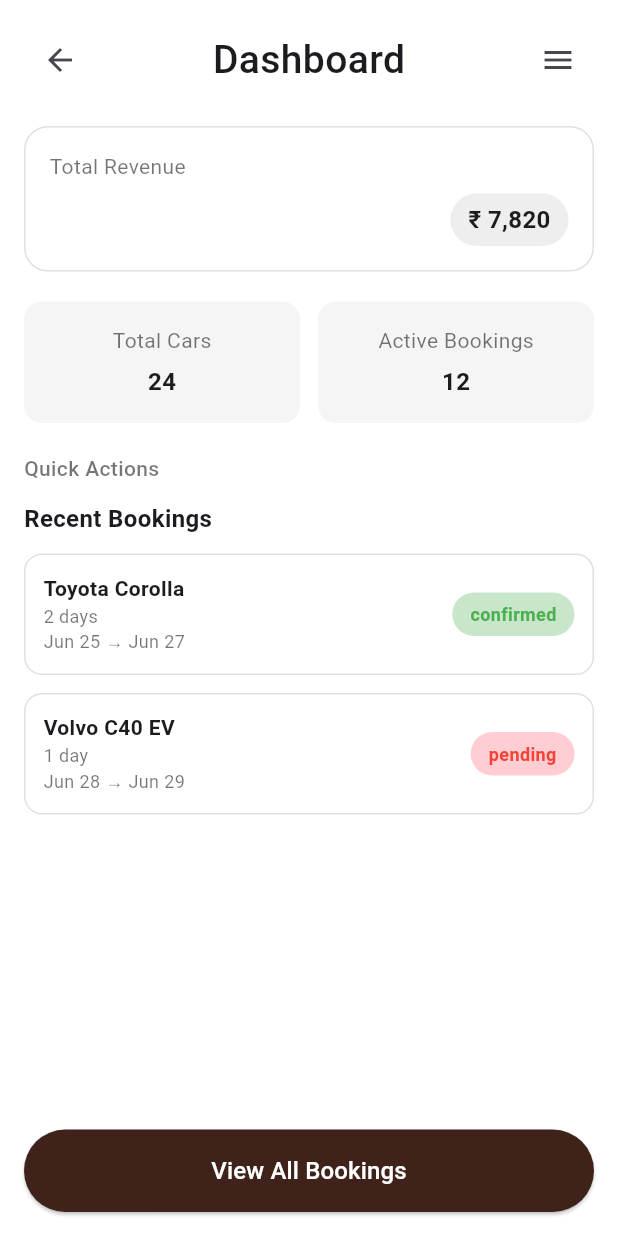
After one commit to Deep-Kacha/Car_Rent_App, a Flutter app: the DashboardPage screen opened directly, on a phone screen of 412 x 824 dp. The commit adds this screen. Run offline on Flutter 3.47's test engine with Material 3 defaults, Android fonts, the phone set to English and light mode, and no system bars.

Commit message:
Create A Dashboard Page

```diff
--- /dev/null
+++ b/car_rental_project/lib/AdminScreen/DashBoard.dart
@@ -0,0 +1,229 @@
+import 'package:flutter/material.dart';
+
+class DashboardPage extends StatelessWidget {
+  const DashboardPage({Key? key}) : super(key: key);
+
+  @override
+  Widget build(BuildContext context) {
+    return Scaffold(
+      backgroundColor: Colors.white,
+      body: SafeArea(
+        child: Padding(
+          padding: const EdgeInsets.all(16),
+          child: Column(
+            crossAxisAlignment: CrossAxisAlignment.start,
+            children: [
+              // Top bar
+              Row(
+                mainAxisAlignment: MainAxisAlignment.spaceBetween,
+                children: [
+                  IconButton(
+                    icon: const Icon(Icons.arrow_back),
+                    onPressed: () => Navigator.pop(context),
+                  ),
+                  const Text(
+                    "Dashboard",
+                    style: TextStyle(fontSize: 26, fontWeight: FontWeight.w500),
+                  ),
+                  IconButton(icon: const Icon(Icons.menu), onPressed: () {}),
+                ],
+              ),
+
+              const SizedBox(height: 20),
+
+              // Total Revenue Card
+              Container(
+                width: double.infinity,
+                padding: const EdgeInsets.all(16),
+                decoration: BoxDecoration(
+                  color: Colors.white,
+                  borderRadius: BorderRadius.circular(16),
+                  border: Border.all(color: Colors.grey.shade300),
+                ),
+                child: Column(
+                  crossAxisAlignment: CrossAxisAlignment.start,
+                  children: [
+                    const Text(
+                      "Total Revenue",
+                      style: TextStyle(fontSize: 14, color: Colors.black54),
+                    ),
+                    const SizedBox(height: 8),
+                    Align(
+                      alignment: Alignment.centerRight,
+                      child: Container(
+                        padding: const EdgeInsets.symmetric(
+                          horizontal: 12,
+                          vertical: 6,
+                        ),
+                        decoration: BoxDecoration(
+                          color: Colors.grey.shade200,
+                          borderRadius: BorderRadius.circular(20),
+                        ),
+                        child: const Text(
+                          "\₹ 7,820",
+                          style: TextStyle(
+                            fontSize: 16,
+                            fontWeight: FontWeight.bold,
+                          ),
+                        ),
+                      ),
+                    ),
+                  ],
+                ),
+              ),
+
+              const SizedBox(height: 20),
+
+              // Info cards (Total Cars & Active Bookings)
+              Row(
+                children: [
+                  Expanded(child: _buildInfoCard("Total Cars", "24")),
+                  const SizedBox(width: 12),
+                  Expanded(child: _buildInfoCard("Active Bookings", "12")),
+                ],
+              ),
+
+              const SizedBox(height: 20),
+
+              // Quick Actions
+              const Text(
+                "Quick Actions",
+                style: TextStyle(
+                  fontSize: 14,
+                  fontWeight: FontWeight.w500,
+                  color: Colors.black54,
+                ),
+              ),
+
+              const SizedBox(height: 12),
+
+              // Recent Bookings
+              const Text(
+                "Recent Bookings",
+                style: TextStyle(fontSize: 16, fontWeight: FontWeight.bold),
+              ),
+              const SizedBox(height: 12),
+
+              _buildBookingItem(
+                car: "Toyota Corolla",
+                duration: "2 days",
+                date: "Jun 25 → Jun 27",
+                status: "confirmed",
+                statusColor: Colors.green.shade100,
+                textColor: Colors.green,
+              ),
+              _buildBookingItem(
+                car: "Volvo C40 EV",
+                duration: "1 day",
+                date: "Jun 28 → Jun 29",
+                status: "pending",
+                statusColor: Colors.red.shade100,
+                textColor: Colors.red,
+              ),
+
+              const Spacer(),
+
+              // View All Bookings Button
+              SizedBox(
+                width: double.infinity,
+                child: ElevatedButton(
+                  style: ElevatedButton.styleFrom(
+                    backgroundColor: const Color(0xFF3F221A),
+                    padding: const EdgeInsets.symmetric(vertical: 16),
+                    shape: RoundedRectangleBorder(
+                      borderRadius: BorderRadius.circular(30),
+                    ),
+                  ),
+                  onPressed: () {
+                    // Navigate to booking list
+                  },
+                  child: const Text(
+                    "View All Bookings",
+                    style: TextStyle(fontSize: 16, color: Colors.white),
+                  ),
+                ),
+              ),
+            ],
+          ),
+        ),
+      ),
+    );
+  }
+
+  // Reusable info card
+  Widget _buildInfoCard(String title, String value) {
+    return Container(
+      padding: const EdgeInsets.all(16),
+      decoration: BoxDecoration(
+        color: const Color(0xFFF5F5F5),
+        borderRadius: BorderRadius.circular(12),
+      ),
+      child: Column(
+        children: [
+          Text(
+            title,
+            style: const TextStyle(fontSize: 14, color: Colors.black54),
+          ),
+          const SizedBox(height: 6),
+          Text(
+            value,
+            style: const TextStyle(fontSize: 16, fontWeight: FontWeight.bold),
+          ),
+        ],
+      ),
+    );
+  }
+
+  // Reusable booking item
+  Widget _buildBookingItem({
+    required String car,
+    required String duration,
+    required String date,
+    required String status,
+    required Color statusColor,
+    required Color textColor,
+  }) {
+    return Container(
+      margin: const EdgeInsets.only(bottom: 12),
+      padding: const EdgeInsets.all(12),
+      decoration: BoxDecoration(
+        color: Colors.white,
+        borderRadius: BorderRadius.circular(12),
+        border: Border.all(color: Colors.grey.shade300),
+      ),
+      child: Row(
+        mainAxisAlignment: MainAxisAlignment.spaceBetween,
+        children: [
+          // Car info
+          Column(
+            crossAxisAlignment: CrossAxisAlignment.start,
+            children: [
+              Text(car, style: const TextStyle(fontWeight: FontWeight.bold)),
+              Text(
+                "$duration\n$date",
+                style: const TextStyle(fontSize: 12, color: Colors.black54),
+              ),
+            ],
+          ),
+
+          // Status
+          Container(
+            padding: const EdgeInsets.symmetric(horizontal: 12, vertical: 6),
+            decoration: BoxDecoration(
+              color: statusColor,
+              borderRadius: BorderRadius.circular(20),
+            ),
+            child: Text(
+              status,
+              style: TextStyle(
+                fontSize: 12,
+                fontWeight: FontWeight.w600,
+                color: textColor,
+              ),
+            ),
+          ),
+        ],
+      ),
+    );
+  }
+}
--- a/car_rental_project/lib/Authorization/Booking/Booked_Car.dart
+++ b/car_rental_project/lib/Authorization/Booking/Booked_Car.dart
@@ -174,4 +174,3 @@ class _BookedCarState extends State<BookedCar> {
     );
   }
 }
-S
--- a/car_rental_project/lib/Authorization/Menu/Menus Files/HandleBussiness.dart
+++ b/car_rental_project/lib/Authorization/Menu/Menus Files/HandleBussiness.dart
@@ -1,3 +1,4 @@
+import 'package:car_rental_project/AdminScreen/DashBoard.dart';
 import 'package:car_rental_project/Authorization/Home%20Page/home_page.dart';
 import 'package:flutter/material.dart';
 
@@ -70,7 +71,14 @@ class HandleBusinessPage extends StatelessWidget {
               const SizedBox(height: 30),
 
               // Menu Items with icons
-              _buildMenuItem(Icons.dashboard, "Dashboard", () {}),
+              _buildMenuItem(Icons.dashboard, "Dashboard", () {
+                Navigator.push(
+                  context,
+                  MaterialPageRoute(
+                    builder: (context) => const DashboardPage(),
+                  ),
+                );
+              }),
               _buildMenuItem(Icons.directions_car, "Add Car", () {}),
               _buildMenuItem(Icons.car_rental, "Manage Cars", () {}),
               _buildMenuItem(Icons.book_online, "Manage Bookings", () {}),
```
